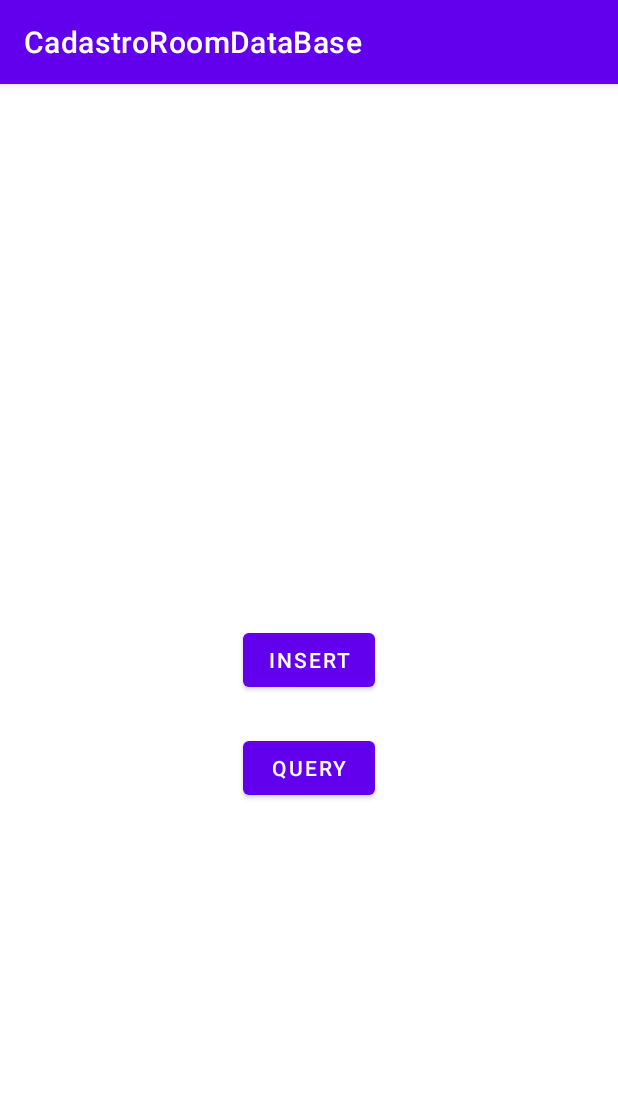
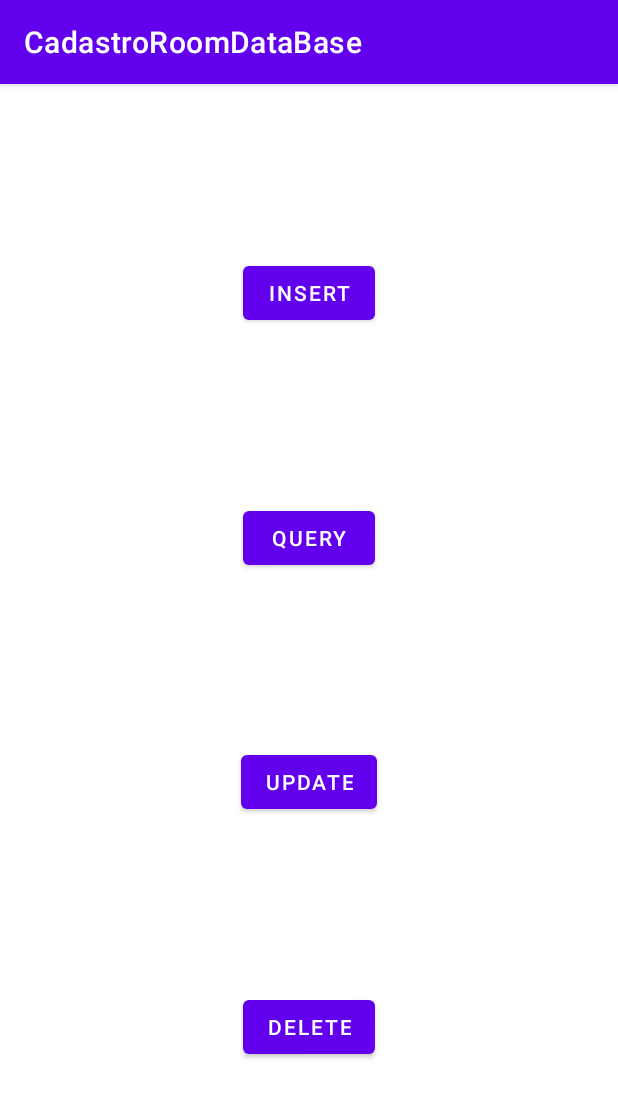
Before and after one commit to RenanCorredato/RoomDataBase, an Android app: the screen it shows after launch (MainActivity), on a phone screen of 412 x 824 dp. Shown: the top 1098 px of the screen. Run offline under Robolectric (Android 15) with nearby library versions, the phone set to English and light mode, and no system bars; our stand-ins replace Room's generated code.

Commit message:
RoomDataBase delete, update

```diff
--- a/app/src/main/java/com/renancorredato/cadastroroomdatabase/database/dao/ClientDao.kt
+++ b/app/src/main/java/com/renancorredato/cadastroroomdatabase/database/dao/ClientDao.kt
@@ -1,8 +1,6 @@
 package com.renancorredato.cadastroroomdatabase.database.dao
 
-import androidx.room.Dao
-import androidx.room.Insert
-import androidx.room.Query
+import androidx.room.*
 import com.renancorredato.cadastroroomdatabase.database.model.Client
 
 @Dao
@@ -18,4 +16,11 @@ interface ClientDao {
 
     @Query("SELECT * FROM Client WHERE id = :id;")
     suspend fun searchById(id: Int):Client
+
+    @Update
+    suspend fun update(client: Client)
+
+    @Delete
+    suspend fun delete(client: Client)
+
 }
--- a/app/src/main/res/layout/activity_main.xml
+++ b/app/src/main/res/layout/activity_main.xml
@@ -11,8 +11,9 @@
         android:layout_width="wrap_content"
         android:layout_height="wrap_content"
         android:text="Insert"
-        app:layout_constraintBottom_toBottomOf="parent"
+        app:layout_constraintBottom_toTopOf="@+id/btnQuery"
         app:layout_constraintEnd_toEndOf="parent"
+        app:layout_constraintHorizontal_bias="0.5"
         app:layout_constraintStart_toStartOf="parent"
         app:layout_constraintTop_toTopOf="parent" />
 
@@ -20,9 +21,32 @@
         android:id="@+id/btnQuery"
         android:layout_width="wrap_content"
         android:layout_height="wrap_content"
-        android:layout_marginTop="24dp"
         android:text="Query"
+        app:layout_constraintBottom_toTopOf="@+id/btnUpdate"
         app:layout_constraintEnd_toEndOf="parent"
+        app:layout_constraintHorizontal_bias="0.5"
         app:layout_constraintStart_toStartOf="parent"
         app:layout_constraintTop_toBottomOf="@+id/btnInsert" />
+
+    <Button
+        android:id="@+id/btnUpdate"
+        android:layout_width="wrap_content"
+        android:layout_height="wrap_content"
+        android:text="update"
+        app:layout_constraintBottom_toTopOf="@+id/btnDelete"
+        app:layout_constraintEnd_toEndOf="parent"
+        app:layout_constraintHorizontal_bias="0.5"
+        app:layout_constraintStart_toStartOf="parent"
+        app:layout_constraintTop_toBottomOf="@+id/btnQuery" />
+
+    <Button
+        android:id="@+id/btnDelete"
+        android:layout_width="wrap_content"
+        android:layout_height="wrap_content"
+        android:text="delete"
+        app:layout_constraintBottom_toBottomOf="parent"
+        app:layout_constraintEnd_toEndOf="parent"
+        app:layout_constraintHorizontal_bias="0.5"
+        app:layout_constraintStart_toStartOf="parent"
+        app:layout_constraintTop_toBottomOf="@+id/btnUpdate" />
 </androidx.constraintlayout.widget.ConstraintLayout>
```
Also changed, not shown: app/src/main/java/com/renancorredato/cadastroroomdatabase/MainActivity.kt (+38 -0 lines).
